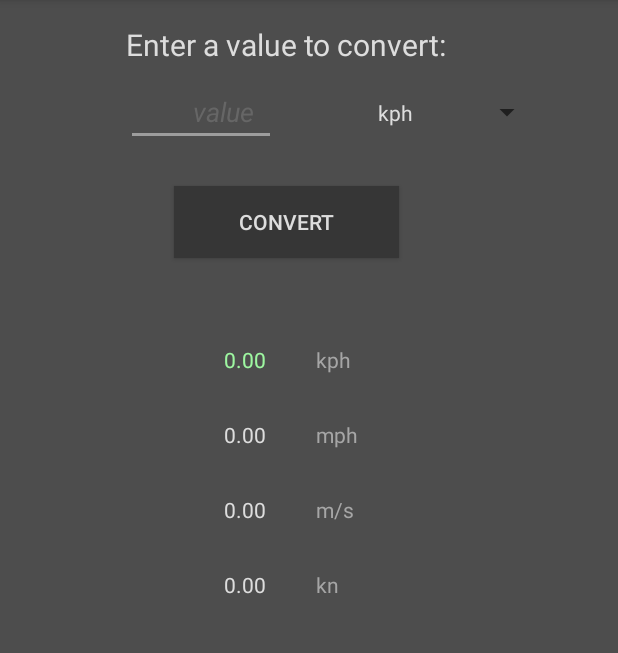
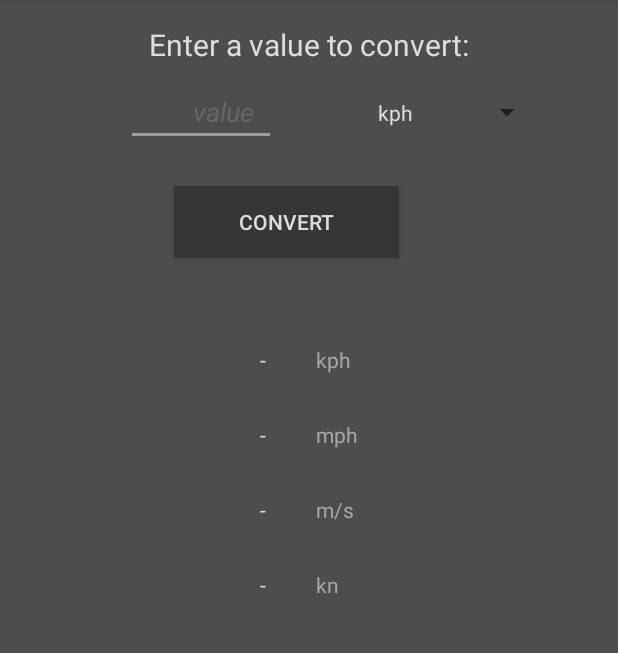
Before and after one commit to zerhaz/-Android-App-SpeedConverter-, an Android app: the screen it shows after launch (MainActivity), after a tap on "CONVERT", on a phone screen of 412 x 824 dp, the part 84-737 px from its top. Run offline under Robolectric (Android 15) with nearby library versions, the phone set to English and light mode, and no system bars.

Commit message:
POL localization
Added POL language + bug fixes

```diff
--- a/app/src/main/java/pl/zerhaz/speedconverter/MainActivity.java
+++ b/app/src/main/java/pl/zerhaz/speedconverter/MainActivity.java
@@ -1,5 +1,6 @@
 package pl.zerhaz.speedconverter;
 
+import android.content.Context;
 import android.graphics.Color;
 import android.support.v7.app.AppCompatActivity;
 import android.os.Bundle;
@@ -10,6 +11,7 @@ import android.widget.Button;
 import android.widget.EditText;
 import android.widget.Spinner;
 import android.widget.TextView;
+import android.widget.Toast;
 
 import java.sql.SQLOutput;
 import java.text.DecimalFormat;
@@ -104,6 +106,16 @@ public class MainActivity extends AppCompatActivity {
     }
 
     private void convertSpeed(short currentUnit){
+
+        if(amountTextView.getText().length() == 0){
+            Context context = getApplicationContext();
+            CharSequence text = getString(R.string.toast_text);
+            int duration = Toast.LENGTH_SHORT;
+            Toast toast = Toast.makeText(context, text, duration);
+            toast.show();
+
+            return;
+        }
 
         if (currentUnit == 1){
 
--- a/app/src/main/res/layout/activity_main.xml
+++ b/app/src/main/res/layout/activity_main.xml
@@ -9,13 +9,16 @@
 
     <TextView
         android:id="@+id/header_text_view"
-        android:layout_width="wrap_content"
-        android:layout_height="wrap_content"
-        android:layout_marginStart="84dp"
+        android:layout_width="400dp"
+        android:layout_height="35dp"
+        android:layout_marginEnd="8dp"
+        android:layout_marginStart="8dp"
         android:layout_marginTop="16dp"
         android:text="@string/Title_text"
+        android:textAlignment="center"
         android:textColor="#dddddd"
         android:textSize="20sp"
+        app:layout_constraintEnd_toEndOf="parent"
         app:layout_constraintStart_toStartOf="parent"
         app:layout_constraintTop_toTopOf="parent" />
 
--- a/app/src/main/res/values/strings.xml
+++ b/app/src/main/res/values/strings.xml
@@ -7,4 +7,5 @@
     <string name="MPH__unit_textView">mph</string>
     <string name="MS_unit_textView">m/s</string>
     <string name="KN_unit_textView">kn</string>
+    <string name="toast_text">Enter a value!</string>
 </resources>
```
Also changed, not shown: 1 other file.
